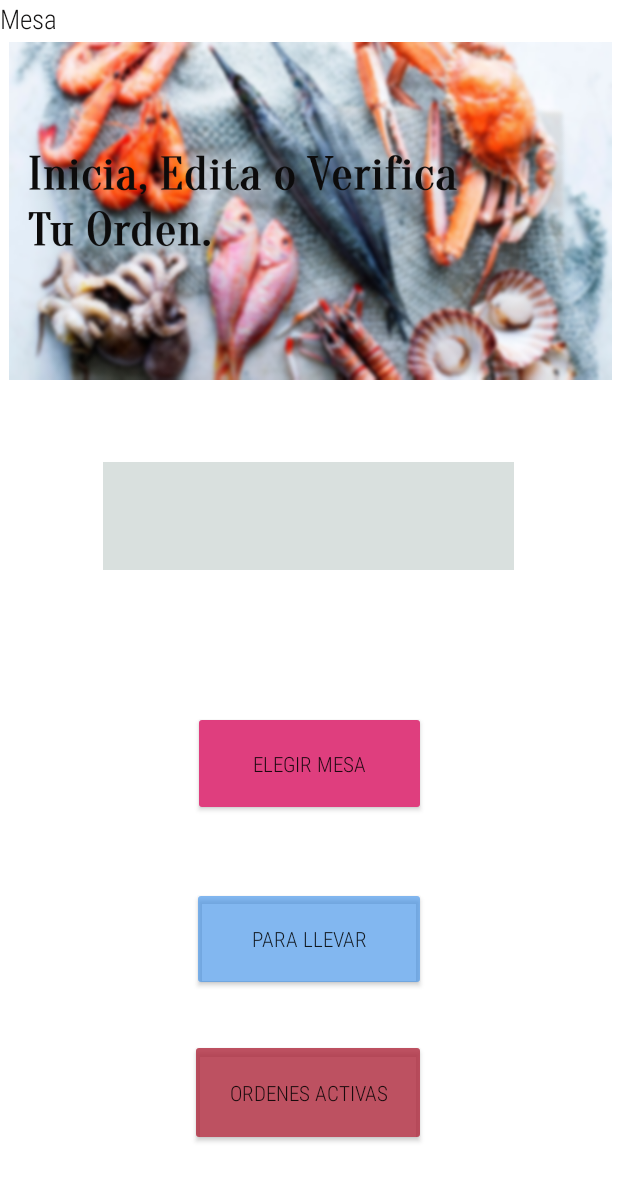
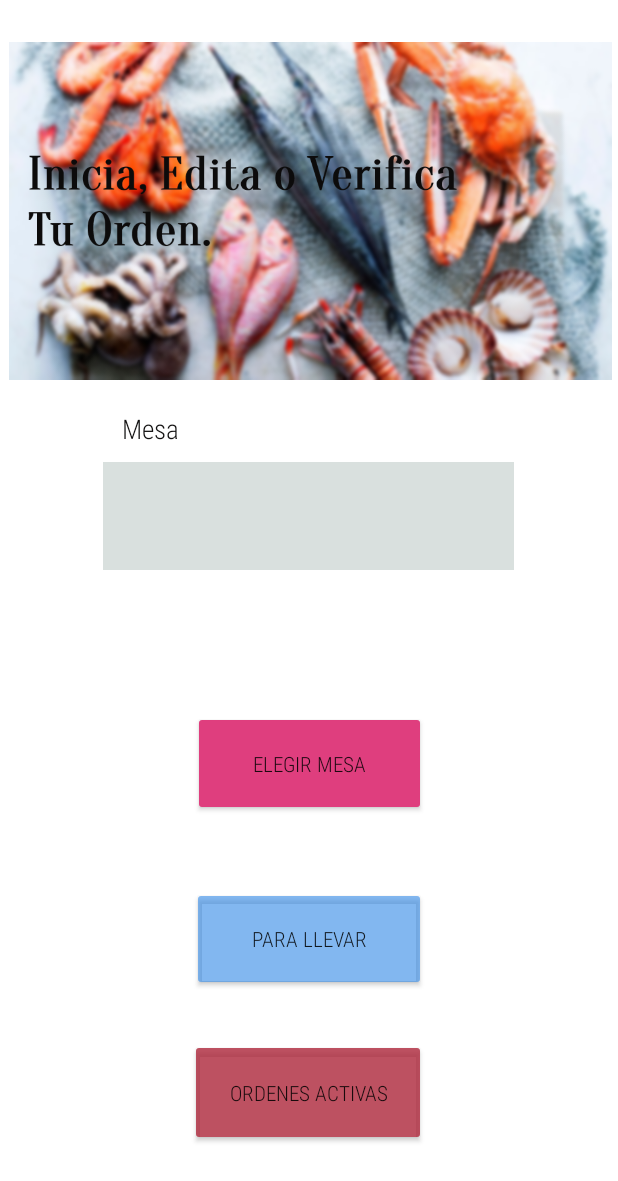
Before and after one commit to saulvl1024/AppMariscos, an Android app: the comanda screen opened directly, with no data from a screen before it, on a phone screen of 412 x 824 dp. Shown: the top 1181 px of the screen. Run offline under Robolectric (Android 15) with nearby library versions, the phone set to English and light mode, and no system bars.

Commit message:
Mesas fijo

```diff
--- a/app/src/main/res/layout/content_comanda.xml
+++ b/app/src/main/res/layout/content_comanda.xml
@@ -80,11 +80,16 @@
         android:id="@+id/textView"
         android:layout_width="73dp"
         android:layout_height="35dp"
+        android:layout_marginTop="245dp"
         android:fontFamily="sans-serif-condensed-light"
         android:text="Mesa"
         android:textColor="#121111"
         android:textSize="18sp"
-        tools:layout_editor_absoluteX="68dp"
-        tools:layout_editor_absoluteY="282dp" />
+        app:layout_constraintBottom_toTopOf="@+id/spinner"
+        app:layout_constraintEnd_toEndOf="parent"
+        app:layout_constraintHorizontal_bias="0.048"
+        app:layout_constraintStart_toStartOf="@+id/spinner"
+        app:layout_constraintTop_toTopOf="@+id/imageView"
+        app:layout_constraintVertical_bias="0.0" />
 
 </androidx.constraintlayout.widget.ConstraintLayout>
```
